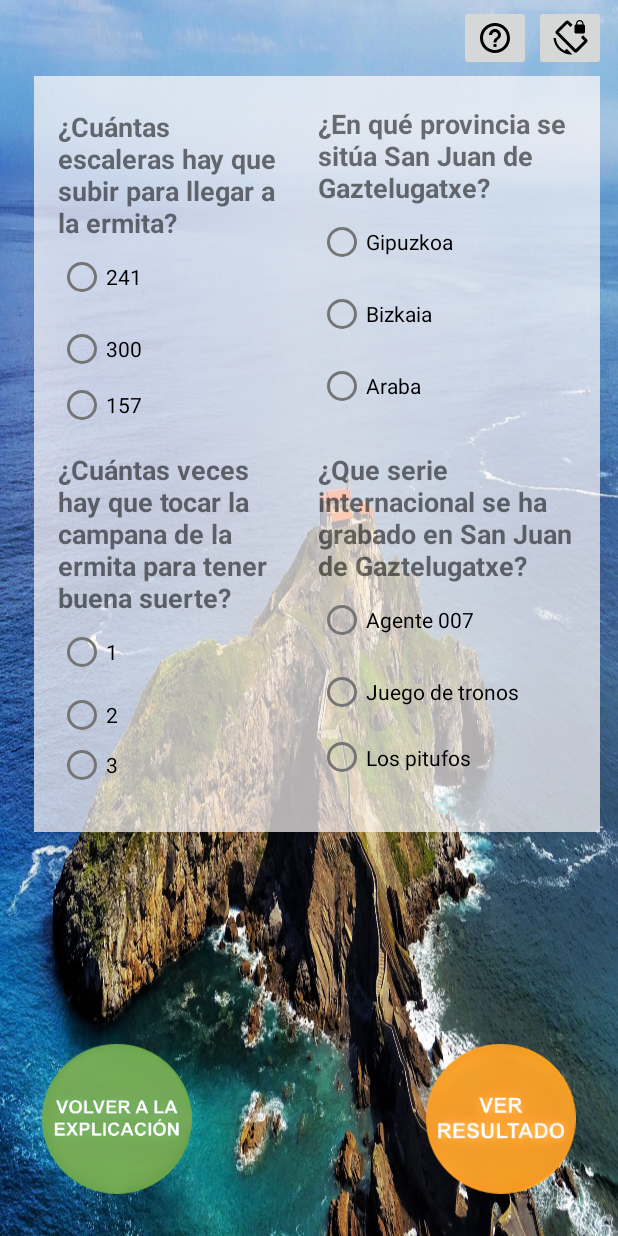
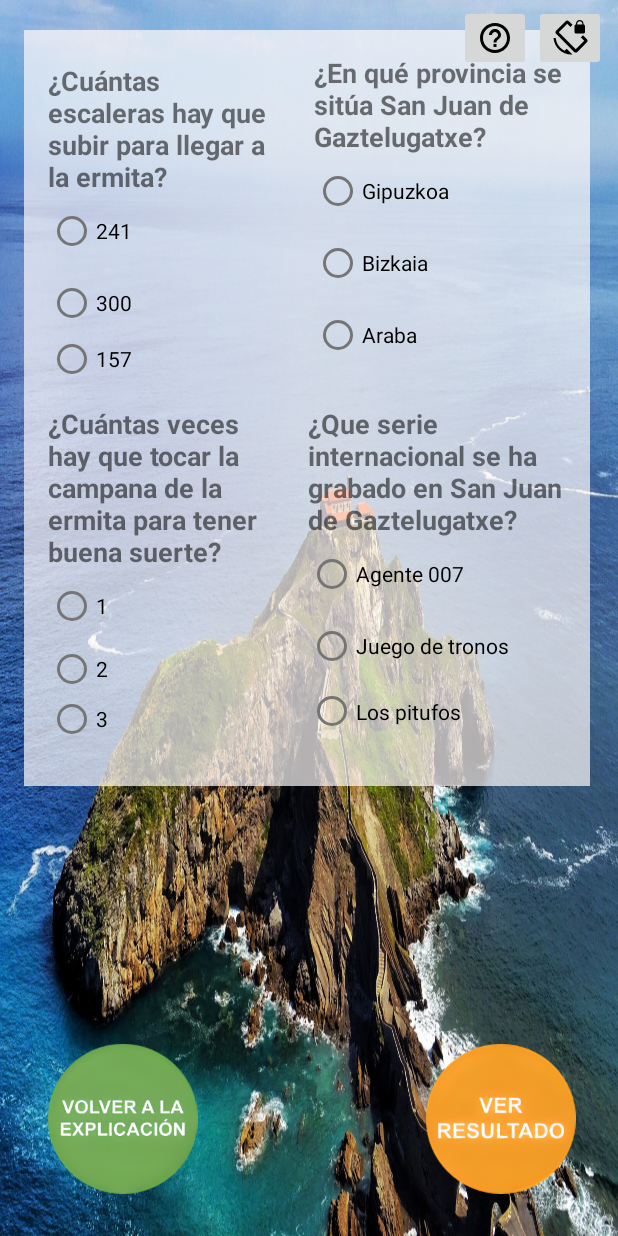
Before and after one commit to MarkelCareaga/MerakiApp, an Android app: the GaztelugatxeActivity screen opened directly, with no data from a screen before it, on a phone screen of 412 x 824 dp. Run offline under Robolectric (Android 15) with nearby library versions, the phone set to English and light mode, and no system bars; Roboto replaces fonts that are not available here.

Commit message:
Update activity_gastelugatxe.xml

```diff
--- a/app/src/main/res/layout/activity_gastelugatxe.xml
+++ b/app/src/main/res/layout/activity_gastelugatxe.xml
@@ -22,14 +22,14 @@
     <androidx.constraintlayout.widget.ConstraintLayout
         android:layout_width="377dp"
         android:layout_height="504dp"
-        android:layout_marginTop="35dp"
+        android:layout_marginTop="20dp"
         android:background="#B2FFFBFB"
         app:layout_constraintBottom_toBottomOf="parent"
         app:layout_constraintEnd_toEndOf="parent"
-        app:layout_constraintHorizontal_bias="0.648"
+        app:layout_constraintHorizontal_bias="0.47"
         app:layout_constraintStart_toStartOf="parent"
         app:layout_constraintTop_toTopOf="parent"
-        app:layout_constraintVertical_bias="0.055">
+        app:layout_constraintVertical_bias="0.0">
 
         <RadioGroup
             android:id="@+id/gp3"
@@ -40,8 +40,10 @@
             android:layout_marginBottom="250dp"
             app:layout_constraintBottom_toBottomOf="parent"
             app:layout_constraintEnd_toEndOf="parent"
+            app:layout_constraintHorizontal_bias="1.0"
             app:layout_constraintStart_toEndOf="@+id/gp1"
-            app:layout_constraintTop_toTopOf="parent">
+            app:layout_constraintTop_toTopOf="parent"
+            app:layout_constraintVertical_bias="0.421">
 
             <TextView
                 android:id="@+id/textView4"
@@ -213,14 +215,13 @@
         android:id="@+id/btnVolverGaztelugatxe"
         android:layout_width="100dp"
         android:layout_height="100dp"
-        android:layout_marginStart="28dp"
-        android:layout_marginTop="600dp"
+        android:layout_marginStart="32dp"
         android:layout_marginBottom="28dp"
         android:background="@drawable/estilo_botones_volver"
         android:scaleType="fitXY"
         app:layout_constraintBottom_toBottomOf="parent"
         app:layout_constraintStart_toStartOf="parent"
-        tools:ignore="SpeakableTextPresentCheck"/>
+        tools:ignore="SpeakableTextPresentCheck" />
 
     <ImageButton
         android:id="@+id/btnComprobarGaztelugatxe"
```
